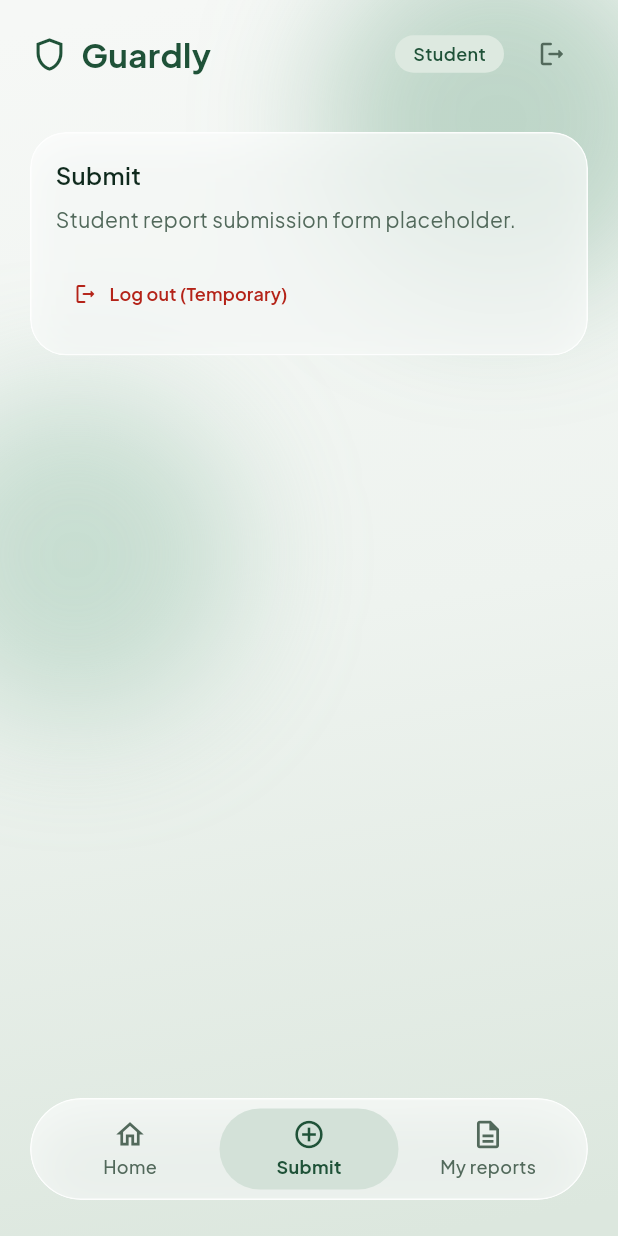
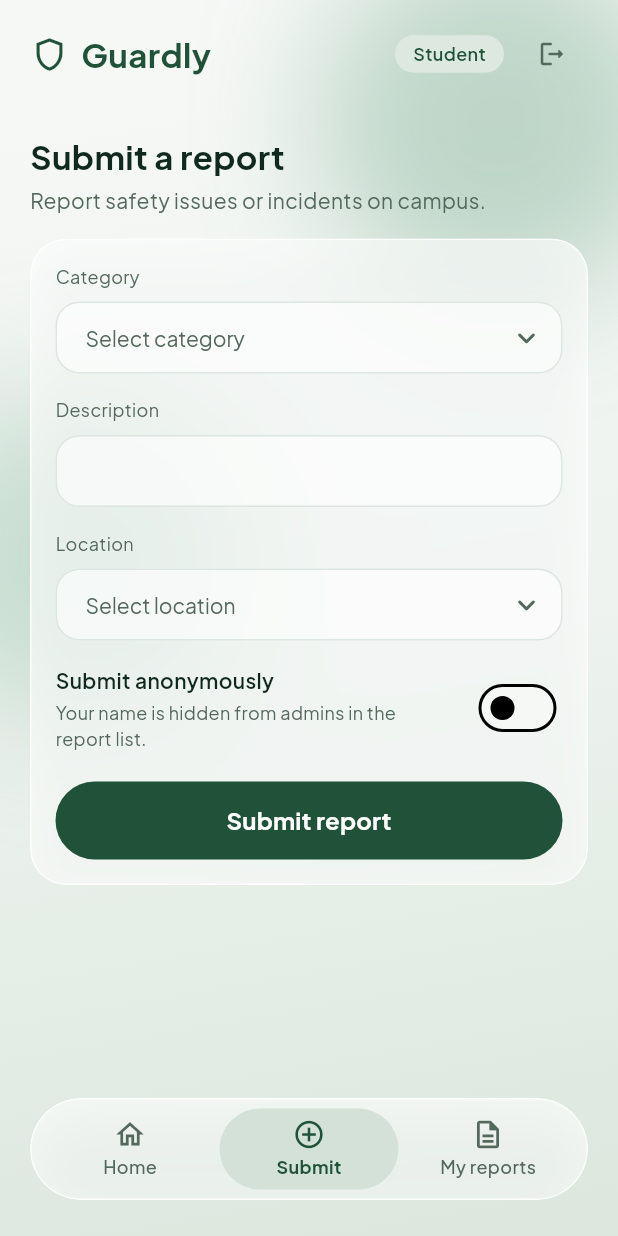
Before and after one commit to shahna617/flutter-app, a Flutter app: the StudentShell screen opened directly, item 2 of the bottom bar chosen, on a phone screen of 412 x 824 dp. Run offline on Flutter 3.47's test engine with Material 3 defaults, Android fonts, the phone set to English and light mode, and no system bars; our stand-ins replace flutter_secure_storage, google_fonts, permission_handler; missing offline and left inert: google_mlkit_face_detection; accounts and stored records are empty.

Commit message:
Add student submit report form; pin permission_handler 12 to fix Android build

```diff
--- /dev/null
+++ b/lib/core/constants/report_options.dart
@@ -0,0 +1,28 @@
+/// Available categories for incident reports.
+const List<String> reportCategories = [
+  'Theft',
+  'Harassment',
+  'Facility damage',
+  'Safety hazard',
+  'Ragging',
+  'Other',
+];
+
+/// Campus locations available when submitting an incident report.
+const List<String> reportLocations = [
+  'Main gate',
+  'Library',
+  'Canteen',
+  'Hostel',
+  'Parking',
+  'Classroom block',
+  'Playground',
+  'Edam',
+  'Seminar hall',
+  'Department',
+  'Lab',
+  'Courtyard',
+  'Rest room',
+  'Prayer room',
+  'Other',
+];
--- /dev/null
+++ b/lib/core/widgets/app_dropdown_field.dart
@@ -0,0 +1,74 @@
+import 'package:flutter/material.dart';
+import '../theme/app_colors.dart';
+import '../theme/app_spacing.dart';
+import '../theme/app_text_styles.dart';
+
+/// Reusable dropdown field styled consistently with [AppTextField]:
+/// label above, white 60% fill, radius 16, 1px border, focus border primary.
+/// Built on top of [DropdownButtonFormField<String>].
+class AppDropdownField extends StatelessWidget {
+  const AppDropdownField({
+    super.key,
+    required this.label,
+    required this.items,
+    this.value,
+    this.hint,
+    this.onChanged,
+    this.enabled = true,
+  });
+
+  final String label;
+  final List<String> items;
+  final String? value;
+  final String? hint;
+  final ValueChanged<String?>? onChanged;
+  final bool enabled;
+
+  OutlineInputBorder _border(Color color) => OutlineInputBorder(
+    borderRadius: BorderRadius.circular(AppRadius.inner),
+    borderSide: BorderSide(color: color, width: 1),
+  );
+
+  @override
+  Widget build(BuildContext context) {
+    return Column(
+      crossAxisAlignment: CrossAxisAlignment.start,
+      children: [
+        Text(label, style: AppTextStyles.meta),
+        const SizedBox(height: AppSpacing.s8),
+        DropdownButtonFormField<String>(
+          key: ValueKey(value),
+          initialValue: value,
+          hint: hint != null ? Text(hint!, style: AppTextStyles.bodyMuted) : null,
+          items: items.map((String item) {
+            return DropdownMenuItem<String>(
+              value: item,
+              child: Text(item, style: AppTextStyles.body),
+            );
+          }).toList(),
+          onChanged: enabled ? onChanged : null,
+          isExpanded: true,
+          icon: const Icon(
+            Icons.keyboard_arrow_down_rounded,
+            color: AppColors.textMuted,
+          ),
+          dropdownColor: Colors.white,
+          borderRadius: BorderRadius.circular(AppRadius.inner),
+          style: AppTextStyles.body,
+          decoration: InputDecoration(
+            filled: true,
+            fillColor: Colors.white.withValues(alpha: 0.6),
+            contentPadding: const EdgeInsets.symmetric(
+              horizontal: AppSpacing.s16,
+              vertical: AppSpacing.s12,
+            ),
+            border: _border(AppColors.border),
+            enabledBorder: _border(AppColors.border),
+            disabledBorder: _border(AppColors.border),
+            focusedBorder: _border(AppColors.primary),
+          ),
+        ),
+      ],
+    );
+  }
+}
--- a/lib/screens/student/student_shell.dart
+++ b/lib/screens/student/student_shell.dart
@@ -8,6 +8,7 @@ import '../../core/widgets/app_bottom_nav.dart';
 import '../../core/widgets/app_header.dart';
 import '../../core/widgets/app_scaffold.dart';
 import '../../core/widgets/glass_card.dart';
+import 'submit_report_screen.dart';
 
 /// Student navigation shell holding the fixed bottom navigation bar and tabs.
 class StudentShell extends StatefulWidget {
@@ -55,7 +56,7 @@ class _StudentShellState extends State<StudentShell> {
         index: _currentIndex,
         children: const [
           _StudentHomeTab(),
-          _StudentSubmitTab(),
+          SubmitReportScreen(),
           _StudentMyReportsTab(),
         ],
       ),
@@ -95,37 +96,6 @@ class _StudentHomeTab extends StatelessWidget {
   }
 }
 
-class _StudentSubmitTab extends StatelessWidget {
-  const _StudentSubmitTab();
-
-  @override
-  Widget build(BuildContext context) {
-    return Column(
-      crossAxisAlignment: CrossAxisAlignment.stretch,
-      children: [
-        GlassCard(
-          padding: const EdgeInsets.all(AppSpacing.cardPadding),
-          child: Column(
-            crossAxisAlignment: CrossAxisAlignment.start,
-            children: [
-              Text(
-                'Submit',
-                style: AppTextStyles.cardTitle,
-              ),
-              const SizedBox(height: AppSpacing.s8),
-              Text(
-                'Student report submission form placeholder.',
-                style: AppTextStyles.bodyMuted,
-              ),
-              const SizedBox(height: AppSpacing.s16),
-              _TemporaryLogoutButton(),
-            ],
-          ),
-        ),
-      ],
-    );
-  }
-}
 
 class _StudentMyReportsTab extends StatelessWidget {
   const _StudentMyReportsTab();
--- /dev/null
+++ b/lib/screens/student/submit_report_screen.dart
@@ -0,0 +1,251 @@
+import 'package:flutter/material.dart';
+import 'package:provider/provider.dart';
+
+import '../../core/constants/report_options.dart';
+import '../../core/session/session_provider.dart';
+import '../../core/theme/app_colors.dart';
+import '../../core/theme/app_spacing.dart';
+import '../../core/theme/app_text_styles.dart';
+import '../../core/widgets/app_dropdown_field.dart';
+import '../../core/widgets/app_text_field.dart';
+import '../../core/widgets/glass_card.dart';
+import '../../core/widgets/primary_button.dart';
+import '../../services/incident_service.dart';
+
+/// Screen for students to submit an incident report.
+/// Follows DESIGN.md: glass card form, shared theme tokens and widgets only.
+class SubmitReportScreen extends StatefulWidget {
+  const SubmitReportScreen({
+    super.key,
+    IncidentService? incidentService,
+  }) : _incidentService = incidentService;
+
+  final IncidentService? _incidentService;
+
+  @override
+  State<SubmitReportScreen> createState() => _SubmitReportScreenState();
+}
+
+class _SubmitReportScreenState extends State<SubmitReportScreen> {
+  late final IncidentService _incidentService;
+  final _descriptionController = TextEditingController();
+
+  String? _selectedCategory;
+  String? _selectedLocation;
+  bool _isAnonymous = false;
+  bool _loading = false;
+  String? _errorMessage;
+
+  @override
+  void initState() {
+    super.initState();
+    _incidentService = widget._incidentService ?? IncidentService();
+  }
+
+  @override
+  void dispose() {
+    _descriptionController.dispose();
+    super.dispose();
+  }
+
+  /// Validates inputs and submits the incident report to the backend.
+  Future<void> _submitReport() async {
+    // Hide keyboard before submitting
+    FocusScope.of(context).unfocus();
+
+    final category = _selectedCategory;
+    final location = _selectedLocation;
+    final description = _descriptionController.text.trim();
+
+    // Required fields validation
+    if (category == null ||
+        category.isEmpty ||
+        location == null ||
+        location.isEmpty ||
+        description.isEmpty) {
+      setState(() {
+        _errorMessage = 'Please fill in all required fields.';
+      });
+      return;
+    }
+
+    final token = context.read<SessionProvider>().token;
+    if (token == null) {
+      setState(() {
+        _errorMessage = 'You must be logged in to submit a report.';
+      });
+      return;
+    }
+
+    setState(() {
+      _loading = true;
+      _errorMessage = null;
+    });
+
+    try {
+      await _incidentService.createIncident(
+        token: token,
+        category: category,
+        description: description,
+        locationText: location,
+        isAnonymous: _isAnonymous,
+      );
+
+      // Check if widget is still mounted after network request
+      if (!mounted) return;
+
+      // Reset form fields on successful submission
+      _descriptionController.clear();
+      setState(() {
+        _selectedCategory = null;
+        _selectedLocation = null;
+        _isAnonymous = false;
+        _errorMessage = null;
+      });
+
+      // Show success feedback
+      ScaffoldMessenger.of(context).showSnackBar(
+        const SnackBar(
+          content: Text('Report submitted'),
+        ),
+      );
+    } on IncidentException catch (e) {
+      if (!mounted) return;
+      setState(() {
+        _errorMessage = e.message;
+      });
+    } catch (_) {
+      if (!mounted) return;
+      setState(() {
+        _errorMessage = 'Cannot reach the server. Please try again.';
+      });
+    } finally {
+      if (mounted) {
+        setState(() {
+          _loading = false;
+        });
+      }
+    }
+  }
+
+  @override
+  Widget build(BuildContext context) {
+    return Column(
+      crossAxisAlignment: CrossAxisAlignment.stretch,
+      children: [
+        Text(
+          'Submit a report',
+          style: AppTextStyles.screenTitle,
+        ),
+        const SizedBox(height: AppSpacing.s4),
+        Text(
+          'Report safety issues or incidents on campus.',
+          style: AppTextStyles.bodyMuted,
+        ),
+        const SizedBox(height: AppSpacing.s16),
+        GlassCard(
+          padding: const EdgeInsets.all(AppSpacing.cardPadding),
+          child: Column(
+            crossAxisAlignment: CrossAxisAlignment.stretch,
+            children: [
+              // Category dropdown
+              AppDropdownField(
+                label: 'Category',
+                hint: 'Select category',
+                items: reportCategories,
+                value: _selectedCategory,
+                enabled: !_loading,
+                onChanged: (value) {
+                  setState(() {
+                    _selectedCategory = value;
+                  });
+                },
+              ),
+              const SizedBox(height: AppSpacing.s16),
+
+              // Description input (multiline)
+              AppTextField(
+                label: 'Description',
+                controller: _descriptionController,
+                enabled: !_loading,
+                keyboardType: TextInputType.multiline,
+              ),
+              const SizedBox(height: AppSpacing.s16),
+
+              // Location dropdown
+              AppDropdownField(
+                label: 'Location',
+                hint: 'Select location',
+                items: reportLocations,
+                value: _selectedLocation,
+                enabled: !_loading,
+                onChanged: (value) {
+                  setState(() {
+                    _selectedLocation = value;
+                  });
+                },
+              ),
+              const SizedBox(height: AppSpacing.s16),
+
+              // Anonymous toggle row
+              Row(
+                crossAxisAlignment: CrossAxisAlignment.center,
+                children: [
+                  Expanded(
+                    child: Column(
+                      crossAxisAlignment: CrossAxisAlignment.start,
+                      children: [
+                        Text(
+                          'Submit anonymously',
+                          style: AppTextStyles.body.copyWith(
+                            fontWeight: FontWeight.w600,
+                          ),
+                        ),
+                        const SizedBox(height: AppSpacing.s4),
+                        Text(
+                          'Your name is hidden from admins in the report list.',
+                          style: AppTextStyles.meta,
+                        ),
+                      ],
+                    ),
+                  ),
+                  const SizedBox(width: AppSpacing.s12),
+                  Switch(
+                    value: _isAnonymous,
+                    activeTrackColor: AppColors.primary,
+                    onChanged: _loading
+                        ? null
+                        : (value) {
+                            setState(() {
+                              _isAnonymous = value;
+                            });
+                          },
+                  ),
+                ],
+              ),
+              const SizedBox(height: AppSpacing.s20),
+
+              // Submit button
+              PrimaryButton(
+                label: 'Submit report',
+                onPressed: _submitReport,
+                loading: _loading,
+              ),
+
+              // Error display inside the card
+              if (_errorMessage != null) ...[
+                const SizedBox(height: AppSpacing.s12),
+                Text(
+                  _errorMessage!,
+                  style: AppTextStyles.body.copyWith(
+                    color: AppColors.danger,
+                  ),
+                ),
+              ],
+            ],
+          ),
+        ),
+      ],
+    );
+  }
+}
--- a/pubspec.yaml
+++ b/pubspec.yaml
@@ -40,7 +40,7 @@ dependencies:
   flutter_secure_storage: 10.3.4
   google_mlkit_face_detection: ^0.14.0
   image_picker: ^1.2.2
-  permission_handler: ^13.0.2
+  permission_handler: ^12.0.1
 
 dev_dependencies:
   flutter_test:
```
Also changed, not shown: pubspec.lock.
